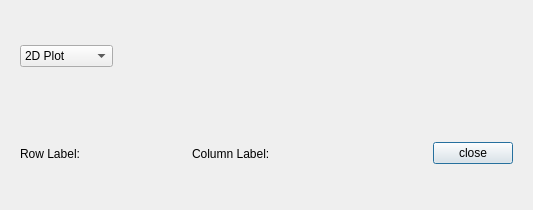
Qt form src/GuiQt/ChartingDialog.ui (Washington-University/workbench) before a commit.
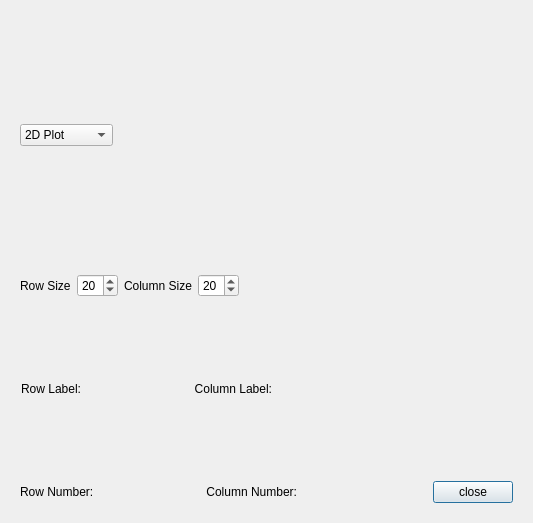
The same form after that commit.

Commit message: Added ability to change row/column cell size, pconn matrix viewer now displays the filename in the titlebar, and row/column number is displayed in the matrix viewer toolbox.

```diff
--- a/src/GuiQt/ChartingDialog.ui
+++ b/src/GuiQt/ChartingDialog.ui
@@ -7,7 +7,7 @@
     <x>0</x>
     <y>0</y>
     <width>533</width>
-    <height>210</height>
+    <height>523</height>
    </rect>
   </property>
   <property name="contextMenuPolicy">
@@ -55,12 +55,77 @@
    </item>
    <item>
     <widget class="QWidget" name="toolBoxWidget" native="true">
+     <layout class="QVBoxLayout" name="verticalLayout_2">
+      <item>
+       <layout class="QHBoxLayout" name="horizontalLayout_4">
+        <item>
+         <widget class="QLabel" name="rowSizeLabel">
+          <property name="text">
+           <string>Row Size</string>
+          </property>
+         </widget>
+        </item>
+        <item>
+         <widget class="QSpinBox" name="rowSizeSpinBox">
+          <property name="minimum">
+           <number>1</number>
+          </property>
+          <property name="value">
+           <number>20</number>
+          </property>
+         </widget>
+        </item>
+        <item>
+         <widget class="QLabel" name="columnSizeLabel">
+          <property name="text">
+           <string>Column Size</string>
+          </property>
+         </widget>
+        </item>
+        <item>
+         <widget class="QSpinBox" name="columnSizeSpinBox">
+          <property name="minimum">
+           <number>1</number>
+          </property>
+          <property name="value">
+           <number>20</number>
+          </property>
+         </widget>
+        </item>
+        <item>
+         <spacer name="horizontalSpacer_3">
+          <property name="orientation">
+           <enum>Qt::Horizontal</enum>
+          </property>
+          <property name="sizeHint" stdset="0">
+           <size>
+            <width>40</width>
+            <height>20</height>
+           </size>
+          </property>
+         </spacer>
+        </item>
+       </layout>
+      </item>
+      <item>
      <layout class="QHBoxLayout" name="horizontalLayout">
       <item>
        <widget class="QLabel" name="rowTextDescriptionLabel">
+          <property name="minimumSize">
+           <size>
+            <width>61</width>
+            <height>0</height>
+           </size>
+          </property>
+          <property name="layoutDirection">
+           <enum>Qt::LeftToRight</enum>
+          </property>
         <property name="text">
          <string>Row Label:</string>
         </property>
+          <property name="alignment">
+           <set>Qt::AlignRight|Qt::AlignTrailing|Qt::AlignVCenter</set>
+          </property>
        </widget>
       </item>
       <item>
@@ -84,9 +149,33 @@
       </item>
       <item>
        <widget class="QLabel" name="columnTextDescriptionLabel">
+          <property name="sizePolicy">
+           <sizepolicy hsizetype="Preferred" vsizetype="Preferred">
+            <horstretch>0</horstretch>
+            <verstretch>0</verstretch>
+           </sizepolicy>
+          </property>
+          <property name="minimumSize">
+           <size>
+            <width>79</width>
+            <height>0</height>
+           </size>
+          </property>
+          <property name="baseSize">
+           <size>
+            <width>0</width>
+            <height>0</height>
+           </size>
+          </property>
+          <property name="autoFillBackground">
+           <bool>false</bool>
+          </property>
         <property name="text">
          <string>Column Label:</string>
         </property>
+          <property name="alignment">
+           <set>Qt::AlignRight|Qt::AlignTrailing|Qt::AlignVCenter</set>
+          </property>
        </widget>
       </item>
       <item>
@@ -121,12 +210,86 @@
         </property>
        </spacer>
       </item>
+       </layout>
+      </item>
+      <item>
+       <layout class="QHBoxLayout" name="horizontalLayout_3">
+        <item>
+         <widget class="QLabel" name="rowNumberLabel">
+          <property name="text">
+           <string>Row Number:</string>
+          </property>
+         </widget>
+        </item>
+        <item>
+         <widget class="QLabel" name="rowNumber">
+          <property name="minimumSize">
+           <size>
+            <width>100</width>
+            <height>0</height>
+           </size>
+          </property>
+          <property name="baseSize">
+           <size>
+            <width>100</width>
+            <height>0</height>
+           </size>
+          </property>
+          <property name="text">
+           <string/>
+          </property>
+         </widget>
+        </item>
+        <item>
+         <widget class="QLabel" name="columnNumberLabel">
+          <property name="sizePolicy">
+           <sizepolicy hsizetype="Preferred" vsizetype="Preferred">
+            <horstretch>0</horstretch>
+            <verstretch>0</verstretch>
+           </sizepolicy>
+          </property>
+          <property name="text">
+           <string>Column Number:</string>
+          </property>
+          <property name="alignment">
+           <set>Qt::AlignRight|Qt::AlignTrailing|Qt::AlignVCenter</set>
+          </property>
+         </widget>
+        </item>
+        <item>
+         <widget class="QLabel" name="columnNumber">
+          <property name="minimumSize">
+           <size>
+            <width>100</width>
+            <height>0</height>
+           </size>
+          </property>
+          <property name="text">
+           <string/>
+          </property>
+         </widget>
+        </item>
+        <item>
+         <spacer name="horizontalSpacer_4">
+          <property name="orientation">
+           <enum>Qt::Horizontal</enum>
+          </property>
+          <property name="sizeHint" stdset="0">
+           <size>
+            <width>40</width>
+            <height>20</height>
+           </size>
+          </property>
+         </spacer>
+        </item>
       <item>
        <widget class="QPushButton" name="closeButton">
         <property name="text">
          <string>close</string>
         </property>
        </widget>
+        </item>
+       </layout>
       </item>
      </layout>
     </widget>
```
Lines whose indentation alone changed are shown as unchanged. The commit also changes 4 other files.
